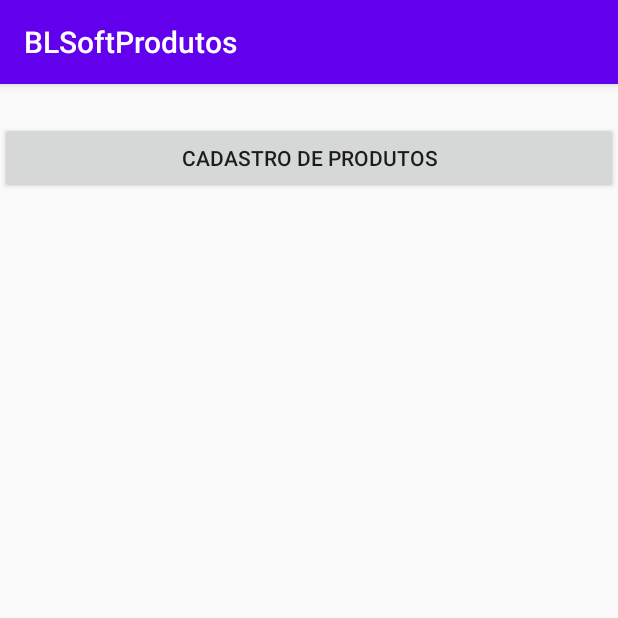
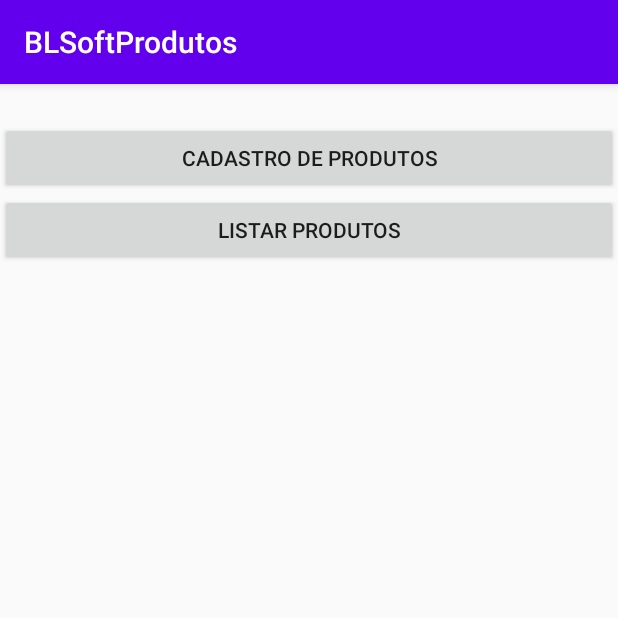
Before and after one commit to aristeuneto/ProjetoAndroidStudio, an Android app: the screen it shows after launch (MainActivity), on a phone screen of 412 x 824 dp, the top half of it. Run offline under Robolectric (Android 15) with nearby library versions, the phone set to English and light mode, and no system bars.

Commit message:
Commit, app listando os produtos salvos no banco de dados.

```diff
--- a/app/src/main/AndroidManifest.xml
+++ b/app/src/main/AndroidManifest.xml
@@ -9,7 +9,8 @@
         android:roundIcon="@mipmap/ic_launcher_round"
         android:supportsRtl="true"
         android:theme="@style/AppTheme">
-        <activity android:name=".activities.ActivityProduto"></activity>
+        <activity android:name=".activities.ListarprodutoActivity" android:label="Lista de Produtos"></activity>
+        <activity android:name=".activities.ActivityProduto" />
         <activity android:name=".activities.ActivityVenda" />
         <activity android:name=".MainActivity">
             <intent-filter>
--- a/app/src/main/java/com/example/blsoftprodutos/MainActivity.java
+++ b/app/src/main/java/com/example/blsoftprodutos/MainActivity.java
@@ -8,6 +8,7 @@ import android.view.View;
 import android.widget.Button;
 
 import com.example.blsoftprodutos.activities.ActivityProduto;
+import com.example.blsoftprodutos.activities.ListarprodutoActivity;
 import com.example.blsoftprodutos.controller.ProdutoController;
 import com.example.blsoftprodutos.dbHelper.ConexaoSQLite;
 import com.example.blsoftprodutos.model.Produto;
@@ -15,6 +16,7 @@ import com.example.blsoftprodutos.model.Produto;
 public class MainActivity extends AppCompatActivity {
 
     private Button btnCadastroProdutos;
+    private Button btnListarProdutos;
 
     @Override
     protected void onCreate(Bundle savedInstanceState) {
@@ -22,20 +24,9 @@ public class MainActivity extends AppCompatActivity {
         setContentView(R.layout.activity_main);
 
         ConexaoSQLite conexaoSQLite = ConexaoSQLite.getInstancia(this);
-/*
-        //Produto na mão
-        Produto produto1 = new Produto();
-        produto1.setId(12346);
-        produto1.setNome("Computador");
-        produto1.setQuantidadeEmEstoque(2);
-        produto1.setPreco(1500);
-
-        ProdutoController produtoController = new ProdutoController(conexaoSQLite);
-        long resultado = produtoController.salvarProdutoController(produto1);
-        System.out.println("O resultado é: " + resultado);*/
-
 
         this.btnCadastroProdutos = (Button) findViewById(R.id.btnCadastroProdutos);
+        this.btnListarProdutos = (Button) findViewById(R.id.btnListarProdutos);
 
         this.btnCadastroProdutos.setOnClickListener(new View.OnClickListener() {
             @Override
@@ -47,5 +38,13 @@ public class MainActivity extends AppCompatActivity {
                 startActivity(intent);
             }
         });
+
+        this.btnListarProdutos.setOnClickListener(new View.OnClickListener() {
+            @Override
+            public void onClick(View v) {
+                Intent intent = new Intent(MainActivity.this, ListarprodutoActivity.class);
+                startActivity(intent);
+            }
+        });
     }
 }
--- a/app/src/main/java/com/example/blsoftprodutos/controller/ProdutoController.java
+++ b/app/src/main/java/com/example/blsoftprodutos/controller/ProdutoController.java
@@ -3,6 +3,8 @@ package com.example.blsoftprodutos.controller;
 import com.example.blsoftprodutos.DAO.ProdutoDAO;
 import com.example.blsoftprodutos.dbHelper.ConexaoSQLite;
 import com.example.blsoftprodutos.model.Produto;
+
+import java.util.List;
 
 public class ProdutoController {
 
@@ -16,4 +18,8 @@ public class ProdutoController {
         return this.produtoDAO.salvarProdutoDAO(produto);
 
     }
+
+    public List<Produto> getListaProdutosController(){
+        return this.produtoDAO.getListaProdutosDAO();
+    }
 }
--- a/app/src/main/res/layout/activity_main.xml
+++ b/app/src/main/res/layout/activity_main.xml
@@ -21,10 +21,16 @@
         android:layout_height="25dp" />
 
     <Button
-    android:id="@+id/btnCadastroProdutos"
-    android:layout_width="match_parent"
-    android:layout_height="wrap_content"
-    android:text="Cadastro de Produtos"/>
+      android:id="@+id/btnCadastroProdutos"
+      android:layout_width="match_parent"
+      android:layout_height="wrap_content"
+      android:text="Cadastro de Produtos"/>
+
+    <Button
+        android:id="@+id/btnListarProdutos"
+        android:layout_width="match_parent"
+        android:layout_height="wrap_content"
+    android:text="Listar Produtos"/>
 
 
 </LinearLayout>
```
Also changed, not shown: app/src/main/java/com/example/blsoftprodutos/DAO/ProdutoDAO.java (+50 -1 lines), app/src/main/java/com/example/blsoftprodutos/activities/ListarprodutoActivity.java (added, +40 -0 lines), app/src/main/java/com/example/blsoftprodutos/adapters/AdapterListaProdutos.java (added, +59 -0 lines), app/src/main/res/layout/activity_listarproduto.xml (added, +15 -0 lines), app/src/main/res/layout/layout_produto.xml (added, +42 -0 lines).
